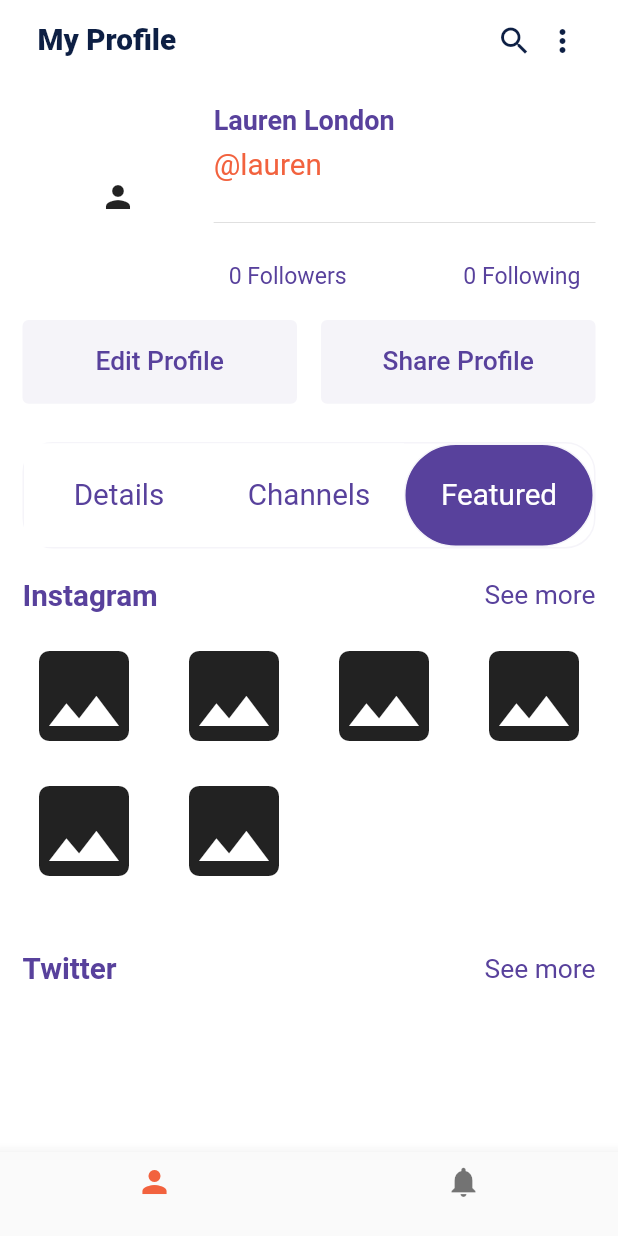
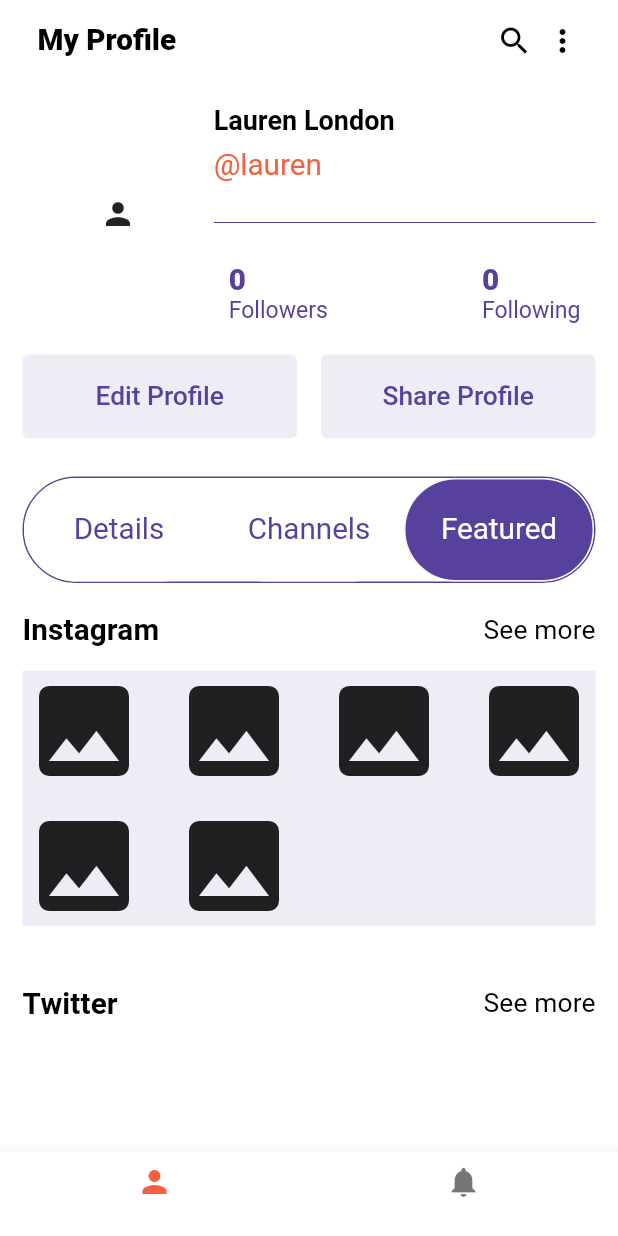
Before and after one commit to atsign-foundation/at_wavi_app, a Flutter app: the HomeScreen screen opened by its route, after a tap on "Channels", after a tap on "Featured", on a phone screen of 412 x 824 dp. Run offline on Flutter 3.47's test engine with Material 2 defaults, Android fonts, the phone set to English and light mode, and no system bars; our stand-ins replace hive, hive_flutter; accounts and stored records are empty; Roboto replaces fonts that are missing (HelveticaNeu).

Commit message:
conditions added to reflect on theme color

```diff
--- a/lib/common_components/custom_card.dart
+++ b/lib/common_components/custom_card.dart
@@ -1,14 +1,26 @@
 import 'package:at_wavi_app/utils/colors.dart';
 import 'package:at_wavi_app/utils/text_styles.dart';
+import 'package:at_wavi_app/utils/theme.dart';
+import 'package:at_wavi_app/view_models/theme_view_model.dart';
 import 'package:flutter/material.dart';
+import 'package:provider/provider.dart';
 
 class CustomCard extends StatelessWidget {
   final String title, subtitle;
-  CustomCard({required this.title, required this.subtitle});
+  final bool isUrl;
+  late bool _isDark;
+  late ThemeData _themeData;
+  CustomCard({required this.title, required this.subtitle, this.isUrl = false});
   @override
   Widget build(BuildContext context) {
+    _isDark = Provider.of<ThemeProvider>(context, listen: false).isDark;
+    if (_isDark) {
+      _themeData = Themes.darkTheme;
+    } else {
+      _themeData = Themes.lightTheme;
+    }
     return Container(
-      color: ColorConstants.lightPurple,
+      color: _themeData.highlightColor.withOpacity(0.1),
       child: Padding(
         padding: const EdgeInsets.all(15),
         child: Column(
@@ -16,12 +28,14 @@ class CustomCard extends StatelessWidget {
           children: <Widget>[
             Text(
               title,
-              style: TextStyles.lightPurpleText14,
+              style: TextStyles.lightText(_themeData.highlightColor, size: 16),
             ),
             SizedBox(height: 6),
             Text(
               subtitle,
-              style: TextStyles.purple16,
+              style: isUrl
+                  ? TextStyles.lightText(ColorConstants.orange, size: 18)
+                  : TextStyles.lightText(_themeData.highlightColor, size: 18),
             ),
           ],
         ),
--- a/lib/screens/home/home.dart
+++ b/lib/screens/home/home.dart
@@ -5,7 +5,10 @@ import 'package:at_wavi_app/screens/home/widgets/home_empty_details.dart';
 import 'package:at_wavi_app/screens/home/widgets/home_featured.dart';
 import 'package:at_wavi_app/services/size_config.dart';
 import 'package:at_wavi_app/utils/colors.dart';
+import 'package:at_wavi_app/utils/theme.dart';
+import 'package:at_wavi_app/view_models/theme_view_model.dart';
 import 'package:flutter/material.dart';
+import 'package:provider/provider.dart';
 
 enum HOME_TABS { DETAILS, CHANNELS, FEATURED }
 
@@ -17,6 +20,8 @@ class HomeScreen extends StatefulWidget {
 class _HomeScreenState extends State<HomeScreen> {
   int _selectedIndex = 0;
   HOME_TABS _currentTab = HOME_TABS.DETAILS;
+  late bool _isDark;
+  late ThemeData _themeData;
 
   _onItemTapped(int index) {
     setState(() {
@@ -25,10 +30,27 @@ class _HomeScreenState extends State<HomeScreen> {
   }
 
   @override
+  void initState() {
+    setThemeData();
+    super.initState();
+  }
+
+  setThemeData() {
+    _isDark = Provider.of<ThemeProvider>(context, listen: false).isDark;
+    if (_isDark) {
+      _themeData = Themes.darkTheme;
+    } else {
+      _themeData = Themes.lightTheme;
+    }
+  }
+
+  @override
   Widget build(BuildContext context) {
     SizeConfig().init(context);
     return Scaffold(
+      backgroundColor: _themeData.scaffoldBackgroundColor,
       bottomNavigationBar: BottomNavigationBar(
+        backgroundColor: _themeData.scaffoldBackgroundColor,
         items: const <BottomNavigationBarItem>[
           BottomNavigationBarItem(
             icon: Icon(Icons.person),
@@ -59,7 +81,7 @@ class _HomeScreenState extends State<HomeScreen> {
                       'My Profile',
                       style: TextStyle(
                           fontSize: 18.toFont,
-                          color: ColorConstants.darkBlue,
+                          color: _isDark ? Colors.white : Colors.black,
                           fontWeight: FontWeight.w800),
                     ),
                   ),
@@ -71,9 +93,10 @@ class _HomeScreenState extends State<HomeScreen> {
                         Padding(
                           padding: const EdgeInsets.only(right: 8.0),
                           child: Icon(Icons.search,
-                              color: ColorConstants.darkBlue),
+                              color: _isDark ? Colors.white : Colors.black),
                         ),
-                        Icon(Icons.more_vert, color: ColorConstants.darkBlue)
+                        Icon(Icons.more_vert,
+                            color: _isDark ? Colors.white : Colors.black)
                       ],
                     ),
                   ),
@@ -96,7 +119,7 @@ class _HomeScreenState extends State<HomeScreen> {
                           Text('Lauren London',
                               style: TextStyle(
                                   fontSize: 18,
-                                  color: ColorConstants.purple,
+                                  color: _isDark ? Colors.white : Colors.black,
                                   fontWeight: FontWeight.w600)),
                           SizedBox(height: 8.toHeight),
                           Text(
@@ -106,26 +129,54 @@ class _HomeScreenState extends State<HomeScreen> {
                                 fontSize: 18.toFont),
                           ),
                           SizedBox(height: 18.5.toHeight),
-                          Divider(),
+                          Divider(
+                            color: _themeData.highlightColor,
+                          ),
                           SizedBox(height: 18.5.toHeight),
                           Row(
                             mainAxisAlignment: MainAxisAlignment.spaceBetween,
                             children: <Widget>[
                               Padding(
                                 padding: const EdgeInsets.only(left: 10.0),
-                                child: Text(
-                                  '0 Followers',
+                                child: Column(
+                                  crossAxisAlignment: CrossAxisAlignment.start,
+                                  children: [
+                                    Text(
+                                      '0',
+                                      style: TextStyle(
+                                          fontSize: 18.toFont,
+                                          color: _themeData.highlightColor,
+                                          fontWeight: FontWeight.w800),
+                                    ),
+                                    Text(
+                                      'Followers',
                                       style: TextStyle(
                                           fontSize: 14.toFont,
-                                      color: ColorConstants.purple),
+                                          color: _themeData.highlightColor),
+                                    ),
+                                  ],
                                 ),
                               ),
                               Padding(
                                 padding: const EdgeInsets.only(right: 10.0),
-                                child: Text('0 Following',
+                                child: Column(
+                                  crossAxisAlignment: CrossAxisAlignment.start,
+                                  children: [
+                                    Text(
+                                      '0',
+                                      style: TextStyle(
+                                          fontSize: 18.toFont,
+                                          color: _themeData.highlightColor,
+                                          fontWeight: FontWeight.w800),
+                                    ),
+                                    Text(
+                                      'Following',
                                       style: TextStyle(
                                           fontSize: 14.toFont,
-                                        color: ColorConstants.purple)),
+                                          color: _themeData.highlightColor),
+                                    ),
+                                  ],
+                                ),
                               )
                             ],
                           )
@@ -143,14 +194,14 @@ class _HomeScreenState extends State<HomeScreen> {
                         child: TextButton(
                           style: ButtonStyle(
                             backgroundColor: MaterialStateProperty.all<Color>(
-                                Color(0xFFF5F4F9)),
+                                _themeData.highlightColor.withOpacity(0.1)),
                           ),
                           onPressed: () {},
                           child: Text(
                             'Edit Profile',
                             style: TextStyle(
                                 fontSize: 16.toFont,
-                                color: ColorConstants.purple),
+                                color: _themeData.highlightColor),
                           ),
                         ),
                       ),
@@ -162,13 +213,13 @@ class _HomeScreenState extends State<HomeScreen> {
                         child: TextButton(
                           style: ButtonStyle(
                             backgroundColor: MaterialStateProperty.all<Color>(
-                                Color(0xFFF5F4F9)),
+                                _themeData.highlightColor.withOpacity(0.1)),
                           ),
                           onPressed: () {},
                           child: Text('Share Profile',
                               style: TextStyle(
                                   fontSize: 16.toFont,
-                                  color: ColorConstants.purple)),
+                                  color: _themeData.highlightColor)),
                         ),
                       ),
                     )
@@ -179,8 +230,11 @@ class _HomeScreenState extends State<HomeScreen> {
                 Container(
                   height: 70.toHeight,
                   decoration: BoxDecoration(
-                    border: Border.all(color: ColorConstants.lightGrey),
-                    borderRadius: BorderRadius.circular(20),
+                    border: Border.all(
+                        color: _isDark
+                            ? _themeData.scaffoldBackgroundColor
+                            : _themeData.highlightColor),
+                    borderRadius: BorderRadius.circular(60),
                   ),
                   child: Row(
                     children: <Widget>[
@@ -229,18 +283,29 @@ class _HomeScreenState extends State<HomeScreen> {
   Widget tab(String title, HOME_TABS tab) {
     return Container(
       decoration: BoxDecoration(
-        color: _currentTab == tab ? ColorConstants.purple : Colors.white,
+        color: _currentTab == tab
+            ? _themeData.highlightColor
+            : _isDark
+                ? _themeData.scaffoldBackgroundColor
+                : Colors.white,
         border: _currentTab == tab
-            ? Border.all(color: ColorConstants.lightGrey)
+            ? Border.all(
+                color: _isDark
+                    ? _themeData.highlightColor
+                    : ColorConstants.lightGrey)
             : null,
-        borderRadius: _currentTab == tab ? BorderRadius.circular(60) : null,
+        // borderRadius: _currentTab == tab ? BorderRadius.circular(60) : null,
+        borderRadius: BorderRadius.circular(60),
       ),
       child: Center(
-          child: Text(title,
+        child: Text(
+          title,
           style: TextStyle(
               color:
-                      _currentTab == tab ? Colors.white : ColorConstants.purple,
-                  fontSize: 18.toFont))),
+                  _currentTab == tab ? Colors.white : _themeData.highlightColor,
+              fontSize: 18.toFont),
+        ),
+      ),
     );
   }
 
--- a/lib/screens/home/widgets/Home_details.dart
+++ b/lib/screens/home/widgets/Home_details.dart
@@ -1,7 +1,10 @@
 import 'package:at_wavi_app/common_components/custom_card.dart';
 import 'package:at_wavi_app/utils/text_styles.dart';
+import 'package:at_wavi_app/utils/theme.dart';
+import 'package:at_wavi_app/view_models/theme_view_model.dart';
 import 'package:flutter/material.dart';
 import 'package:at_wavi_app/services/size_config.dart';
+import 'package:provider/provider.dart';
 
 class HomeDetails extends StatefulWidget {
   @override
@@ -9,6 +12,20 @@ class HomeDetails extends StatefulWidget {
 }
 
 class _HomeDetailsState extends State<HomeDetails> {
+  late bool _isDark;
+  late ThemeData _themeData;
+
+  @override
+  void initState() {
+    _isDark = Provider.of<ThemeProvider>(context, listen: false).isDark;
+    if (_isDark) {
+      _themeData = Themes.darkTheme;
+    } else {
+      _themeData = Themes.lightTheme;
+    }
+    super.initState();
+  }
+
   @override
   Widget build(BuildContext context) {
     return Container(
@@ -17,7 +34,8 @@ class _HomeDetailsState extends State<HomeDetails> {
         children: <Widget>[
           Text(
             'Basic Details',
-            style: TextStyles.purple18bold,
+            style: TextStyles.boldText(_isDark ? Colors.white : Colors.black,
+                size: 18),
           ),
           SizedBox(height: 15.toHeight),
           SizedBox(
@@ -34,7 +52,9 @@ class _HomeDetailsState extends State<HomeDetails> {
                 subtitle: 'lauren@atsign.com',
               )),
           SizedBox(height: 40.toHeight),
-          Text('Additional Details', style: TextStyles.purple18bold),
+          Text('Additional Details',
+              style: TextStyles.boldText(_isDark ? Colors.white : Colors.black,
+                  size: 18)),
           SizedBox(height: 15.toHeight),
           SizedBox(
               width: double.infinity,
--- a/lib/screens/home/widgets/home_channel.dart
+++ b/lib/screens/home/widgets/home_channel.dart
@@ -1,8 +1,11 @@
 import 'package:at_wavi_app/common_components/custom_card.dart';
 import 'package:at_wavi_app/utils/colors.dart';
 import 'package:at_wavi_app/utils/text_styles.dart';
+import 'package:at_wavi_app/utils/theme.dart';
+import 'package:at_wavi_app/view_models/theme_view_model.dart';
 import 'package:flutter/material.dart';
 import 'package:at_wavi_app/services/size_config.dart';
+import 'package:provider/provider.dart';
 
 class HomeChannels extends StatefulWidget {
   @override
@@ -10,22 +13,32 @@ class HomeChannels extends StatefulWidget {
 }
 
 class _HomeChannelsState extends State<HomeChannels> {
+  late bool _isDark;
+  late ThemeData _themeData;
+
   @override
   Widget build(BuildContext context) {
+    _isDark = Provider.of<ThemeProvider>(context, listen: false).isDark;
+    if (_isDark) {
+      _themeData = Themes.darkTheme;
+    } else {
+      _themeData = Themes.lightTheme;
+    }
     return Container(
       child: Column(
         crossAxisAlignment: CrossAxisAlignment.start,
         children: <Widget>[
           Text(
             '@apps',
-            style: TextStyles.purple18bold,
+            style: TextStyles.boldText(_isDark ? Colors.white : Colors.black,
+                size: 18),
           ),
           SizedBox(height: 15.toHeight),
           SizedBox(
               width: double.infinity,
               child: Container(
                 padding: const EdgeInsets.all(15),
-                color: ColorConstants.lightPurple,
+                color: _themeData.highlightColor.withOpacity(0.1),
                 child: Row(
                   children: <Widget>[
                     Icon(Icons.app_blocking, size: 35),
@@ -36,13 +49,16 @@ class _HomeChannelsState extends State<HomeChannels> {
           SizedBox(height: 40.toHeight),
           Text(
             'Social Accounts',
-            style: TextStyles.purple18bold,
+            style: TextStyles.boldText(_isDark ? Colors.white : Colors.black,
+                size: 18),
           ),
+          SizedBox(height: 15.toHeight),
           SizedBox(
               width: double.infinity,
               child: CustomCard(
                 title: 'Facebook',
                 subtitle: 'fb.com/laurenlondon',
+                isUrl: true,
               )),
           Divider(height: 1),
           SizedBox(
@@ -50,12 +66,15 @@ class _HomeChannelsState extends State<HomeChannels> {
               child: CustomCard(
                 title: 'Twitter',
                 subtitle: 'twitter.com/laurenlondon',
+                isUrl: true,
               )),
           SizedBox(height: 40.toHeight),
           Text(
             'Game Accounts',
-            style: TextStyles.purple18bold,
+            style: TextStyles.boldText(_isDark ? Colors.white : Colors.black,
+                size: 18),
           ),
+          SizedBox(height: 15.toHeight),
           SizedBox(
               width: double.infinity,
               child: CustomCard(
--- a/lib/screens/home/widgets/home_featured.dart
+++ b/lib/screens/home/widgets/home_featured.dart
@@ -1,6 +1,9 @@
 import 'package:at_wavi_app/utils/text_styles.dart';
+import 'package:at_wavi_app/utils/theme.dart';
+import 'package:at_wavi_app/view_models/theme_view_model.dart';
 import 'package:flutter/material.dart';
 import 'package:at_wavi_app/services/size_config.dart';
+import 'package:provider/provider.dart';
 
 class HomeFeatured extends StatefulWidget {
   @override
@@ -8,8 +11,17 @@ class HomeFeatured extends StatefulWidget {
 }
 
 class _HomeFeaturedState extends State<HomeFeatured> {
+  late bool _isDark;
+  late ThemeData _themeData;
+
   @override
   Widget build(BuildContext context) {
+    _isDark = Provider.of<ThemeProvider>(context, listen: false).isDark;
+    if (_isDark) {
+      _themeData = Themes.darkTheme;
+    } else {
+      _themeData = Themes.lightTheme;
+    }
     return Container(
       child: Column(
         children: <Widget>[
@@ -18,16 +30,22 @@ class _HomeFeaturedState extends State<HomeFeatured> {
             children: [
               Text(
                 'Instagram',
-                style: TextStyles.purple18bold,
+                style: TextStyles.boldText(
+                    _isDark ? Colors.white : Colors.black,
+                    size: 18),
               ),
               Text(
                 'See more',
-                style: TextStyles.purple16,
+                style: TextStyles.lightText(
+                    _isDark ? Colors.white : Colors.black,
+                    size: 16),
               ),
             ],
           ),
           SizedBox(height: 15.toHeight),
-          Align(
+          Container(
+            color: _themeData.highlightColor.withOpacity(0.1),
+            child: Align(
               alignment: Alignment.center,
               child: Wrap(
                 alignment: WrapAlignment.start,
@@ -42,17 +60,22 @@ class _HomeFeaturedState extends State<HomeFeatured> {
                 }),
               ),
             ),
+          ),
           SizedBox(height: 40.toHeight),
           Row(
             mainAxisAlignment: MainAxisAlignment.spaceBetween,
             children: [
               Text(
                 'Twitter',
-                style: TextStyles.purple18bold,
+                style: TextStyles.boldText(
+                    _isDark ? Colors.white : Colors.black,
+                    size: 18),
               ),
               Text(
                 'See more',
-                style: TextStyles.purple16,
+                style: TextStyles.lightText(
+                    _isDark ? Colors.white : Colors.black,
+                    size: 16),
               ),
             ],
           ),
--- a/lib/utils/colors.dart
+++ b/lib/utils/colors.dart
@@ -3,7 +3,7 @@ import 'package:flutter/material.dart';
 class ColorConstants {
   static const Color orange = Color(0xFFF2623E);
   static const Color white = Colors.white;
-  static const Color black = Colors.black;
+  static const Color black = Color(0xFF333333);
   static const purple = Color(0xFF58419C);
   static const darkBlue = Color(0xFF0D1F44);
 
--- a/lib/utils/text_styles.dart
+++ b/lib/utils/text_styles.dart
@@ -58,9 +58,24 @@ class TextStyles {
       color: ColorConstants.purple,
       fontWeight: FontWeight.bold);
 
+  static TextStyle boldText(Color color, {int size = 16}) => TextStyle(
+      color: color,
+      fontSize: size.toFont,
+      letterSpacing: 0.1,
+      fontWeight: FontWeight.bold);
+
+  static TextStyle lightText(Color color, {int size = 16}) => TextStyle(
+        color: color,
+        fontSize: size.toFont,
+        letterSpacing: 0.1,
+      );
+
   static TextStyle lightPurpleText14 =
       TextStyle(fontSize: 14.toFont, color: ColorConstants.lightPurpleText);
 
   static TextStyle purple16 =
       TextStyle(fontSize: 16.toFont, color: ColorConstants.purple);
+
+  static TextStyle orange16 =
+      TextStyle(fontSize: 16.toFont, color: ColorConstants.orange);
 }
```
Lines whose indentation alone changed are shown as unchanged.
